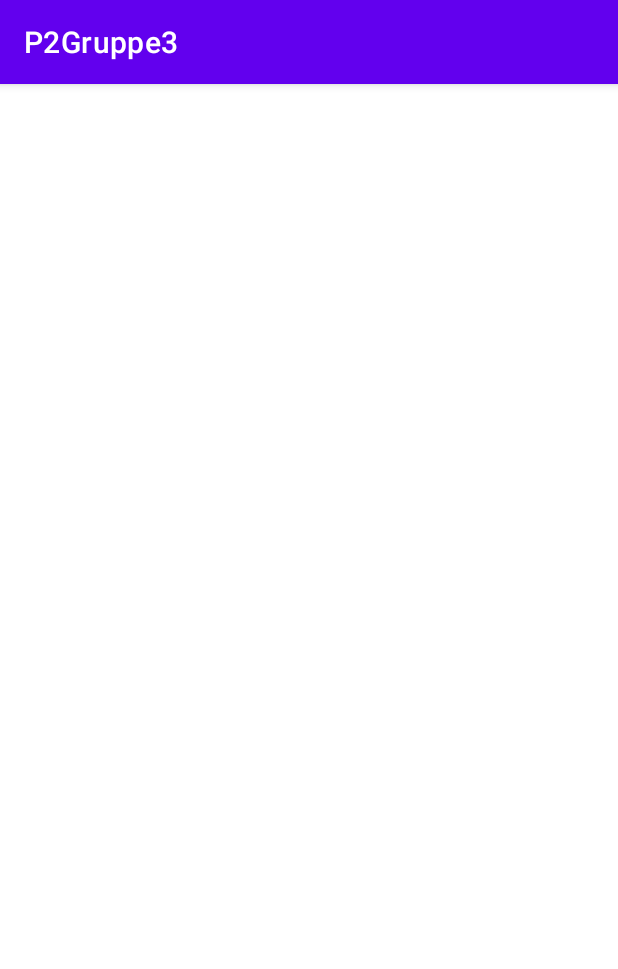
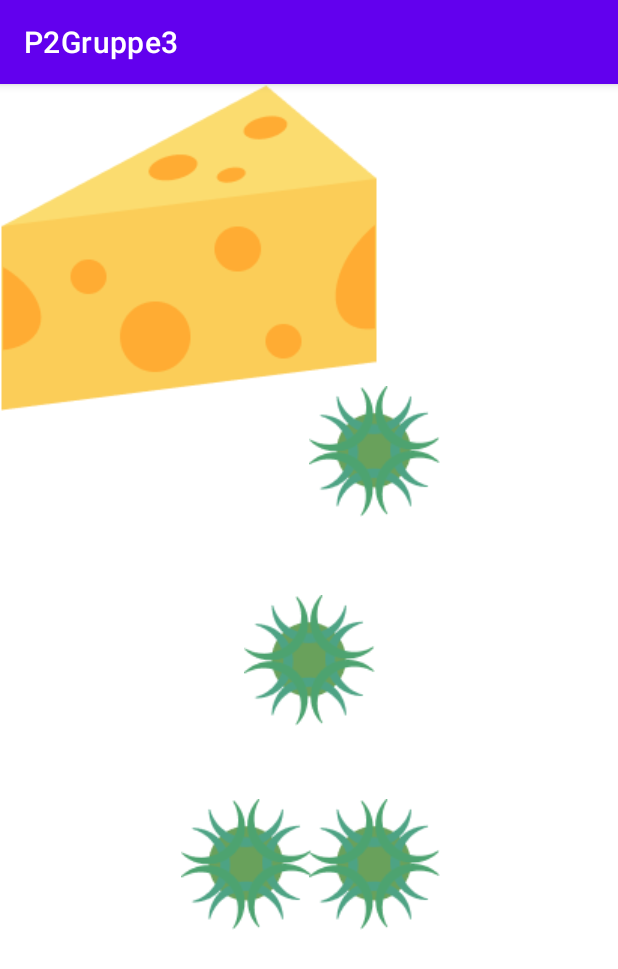
Before and after one commit to MishiMads/P2Gruppe3, an Android app: the MiniGame2 screen opened directly, with no data from a screen before it, on a phone screen of 412 x 824 dp. Shown: the top 969 px of the screen. Run offline under Robolectric (Android 15) with nearby library versions, the phone set to English and light mode, and no system bars.

Commit message:
Added cheese object and mold buttons

```diff
--- a/app/src/main/java/com/example/p2gruppe3/MiniGame2.java
+++ b/app/src/main/java/com/example/p2gruppe3/MiniGame2.java
@@ -11,4 +11,6 @@ public class MiniGame2 extends AppCompatActivity {
         super.onCreate(savedInstanceState);
         setContentView(R.layout.activity_mini_game2);
     }
+
+
 }
--- a/app/src/main/res/layout/activity_mini_game2.xml
+++ b/app/src/main/res/layout/activity_mini_game2.xml
@@ -6,4 +6,62 @@
     android:layout_height="match_parent"
     tools:context=".MiniGame2">
 
+    <ImageView
+        android:id="@+id/cheeseObject"
+        android:layout_width="wrap_content"
+        android:layout_height="wrap_content"
+        app:srcCompat="@drawable/group_1"
+        tools:layout_editor_absoluteX="239dp"
+        tools:layout_editor_absoluteY="96dp" />
+
+    <ImageButton
+        android:id="@+id/moldButton2"
+        android:layout_width="wrap_content"
+        android:layout_height="wrap_content"
+        android:background="#00FFFFFF"
+        app:layout_constraintBottom_toBottomOf="parent"
+        app:layout_constraintEnd_toEndOf="parent"
+        app:layout_constraintHorizontal_bias="0.635"
+        app:layout_constraintStart_toStartOf="parent"
+        app:layout_constraintTop_toTopOf="parent"
+        app:layout_constraintVertical_bias="0.7"
+        app:srcCompat="@drawable/mold" />
+
+    <ImageButton
+        android:id="@+id/moldButton1"
+        android:layout_width="wrap_content"
+        android:layout_height="wrap_content"
+        android:background="#00FFFFFF"
+        app:layout_constraintBottom_toBottomOf="parent"
+        app:layout_constraintEnd_toEndOf="parent"
+        app:layout_constraintHorizontal_bias="0.371"
+        app:layout_constraintStart_toStartOf="parent"
+        app:layout_constraintTop_toTopOf="parent"
+        app:layout_constraintVertical_bias="0.7"
+        app:srcCompat="@drawable/mold" />
+
+    <ImageButton
+        android:id="@+id/moldButton3"
+        android:layout_width="wrap_content"
+        android:layout_height="wrap_content"
+        android:background="#00FFFFFF"
+        app:layout_constraintBottom_toBottomOf="parent"
+        app:layout_constraintEnd_toEndOf="parent"
+        app:layout_constraintStart_toStartOf="parent"
+        app:layout_constraintTop_toTopOf="parent"
+        app:srcCompat="@drawable/mold" />
+
+    <ImageButton
+        android:id="@+id/moldButton4"
+        android:layout_width="wrap_content"
+        android:layout_height="wrap_content"
+        android:background="#00FFFFFF"
+        app:layout_constraintBottom_toBottomOf="parent"
+        app:layout_constraintEnd_toEndOf="parent"
+        app:layout_constraintHorizontal_bias="0.635"
+        app:layout_constraintStart_toStartOf="parent"
+        app:layout_constraintTop_toTopOf="parent"
+        app:layout_constraintVertical_bias="0.296"
+        app:srcCompat="@drawable/mold" />
+
 </androidx.constraintlayout.widget.ConstraintLayout>
```
Also changed, not shown: app/src/main/res/drawable/group_1.png (added), app/src/main/res/drawable/mold.png (added).
